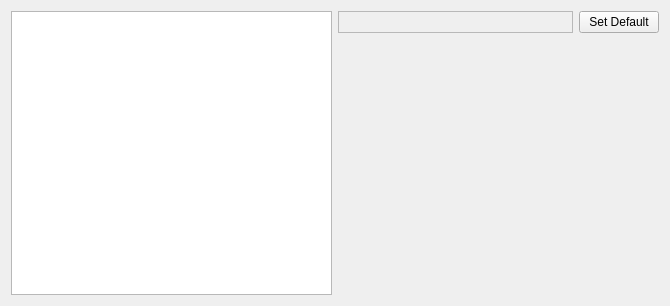
Before: the Qt Designer form src/widgets/ColorSchemePrefWidget.ui in rizinorg/cutter, drawn with Qt 5.
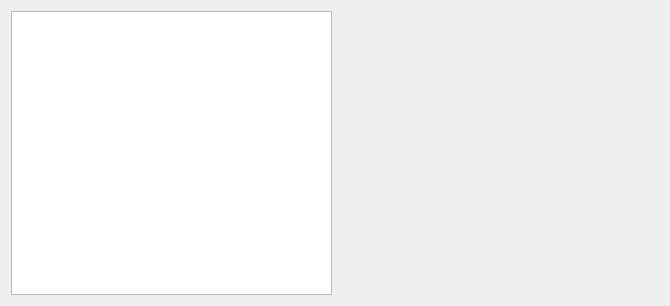
After: the same form once the commit is applied. Custom widgets are drawn as their Qt base class.

```diff
--- a/src/widgets/ColorSchemePrefWidget.ui
+++ b/src/widgets/ColorSchemePrefWidget.ui
@@ -39,19 +39,6 @@
            </property>
           </widget>
          </item>
-         <item>
-          <widget class="QPushButton" name="setDefFore">
-           <property name="sizePolicy">
-            <sizepolicy hsizetype="Maximum" vsizetype="Fixed">
-             <horstretch>0</horstretch>
-             <verstretch>0</verstretch>
-            </sizepolicy>
-           </property>
-           <property name="text">
-            <string>Set Default</string>
-           </property>
-          </widget>
-         </item>
         </layout>
        </item>
        <item>
```
